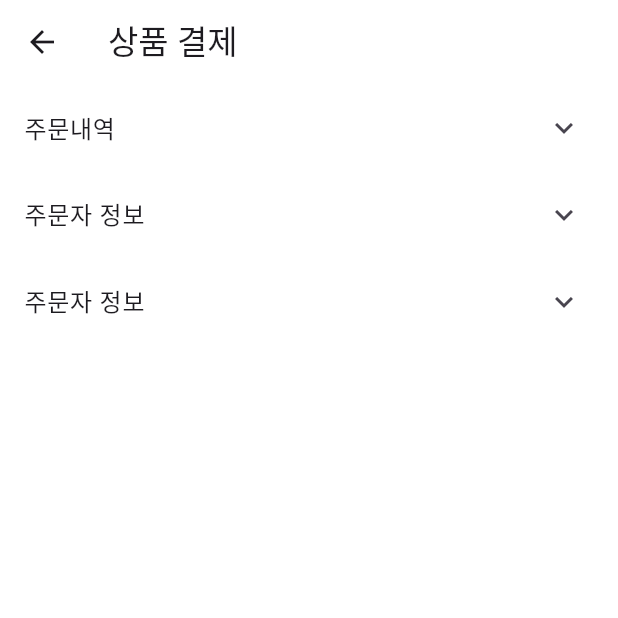
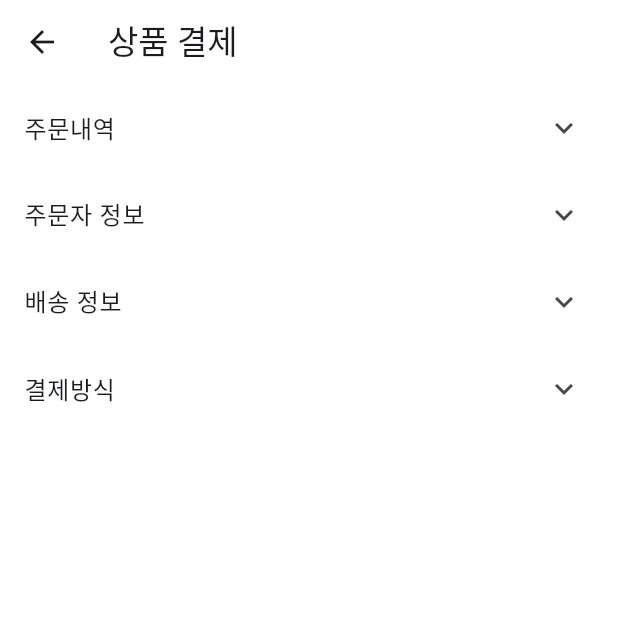
Before and after one commit to LikeLionHGU/2024OutSourcing, a Flutter app: the OrderPage screen opened by its route, on a phone screen of 412 x 824 dp, the top half of it. Run offline on Flutter 3.47's test engine with Material 3 defaults, Android fonts, the phone set to English and light mode, and no system bars; our stand-ins replace cloud_firestore, firebase_auth, firebase_core; missing offline and left inert: kpostal, remedi_kopo; accounts and stored records are empty; network calls fail; Roboto replaces fonts that are missing (AppleSD).

Commit message:
style: 주문 화면 페이지 작업

```diff
--- /dev/null
+++ b/flutter_application/lib/Kakao.dart
@@ -0,0 +1,48 @@
+import 'package:flutter/material.dart';
+import 'package:http/http.dart' as http;
+import 'dart:convert';
+
+class KakaoPayTest extends StatefulWidget {
+  @override
+  _KakaoPayTestState createState() => _KakaoPayTestState();
+}
+
+class _KakaoPayTestState extends State<KakaoPayTest> {
+  // 서버 결제 준비 요청 함수
+  Future<void> startKakaoPay() async {
+    final response = await http.post(
+      Uri.parse('YOUR_SERVER_ENDPOINT'), // 여러분의 서버 엔드포인트로 교체해야 합니다.
+      headers: <String, String>{
+        'Content-Type': 'application/json; charset=UTF-8',
+      },
+      body: jsonEncode(<String, String>{
+        // 필요한 파라미터를 서버에 맞게 구성하세요.
+      }),
+    );
+
+    if (response.statusCode == 200) {
+      // 서버로부터 응답을 정상적으로 받았을 때의 처리를 구현하세요.
+      // 예를 들어, 결제 페이지 URL로 WebView를 열 수 있습니다.
+    } else {
+      // 요청 실패 시 처리
+      throw Exception('Failed to load payment data');
+    }
+  }
+
+  @override
+  Widget build(BuildContext context) {
+    return Scaffold(
+      appBar: AppBar(
+        title: Text('KakaoPay Test'),
+      ),
+      body: Center(
+        child: ElevatedButton(
+          onPressed: () {
+            startKakaoPay();
+          },
+          child: Text('Start KakaoPay'),
+        ),
+      ),
+    );
+  }
+}
--- a/flutter_application/lib/page/menu/OrderPage.dart
+++ b/flutter_application/lib/page/menu/OrderPage.dart
@@ -9,11 +9,24 @@ import '../../entity/shop/ShopItem.dart';
 class OrderPage extends StatefulWidget {
   @override
   State<StatefulWidget> createState() => OrderPageState();
-
 }
 
-class OrderPageState extends State<OrderPage> {
-  List<ShopItem> items = [ShopItem(name: "닭가슴살 샐러드", price: 7000, count: 2, imageAddress: "https://firebasestorage.googleapis.com/v0/b/onban-e3465.appspot.com/o/og%20image.jpg?alt=media&token=7558374d-8d17-4e0a-a53e-f1459a82c383"), ShopItem(name: "닭가슴살 샐러드", price: 7000, count: 2, imageAddress: "https://firebasestorage.googleapis.com/v0/b/onban-e3465.appspot.com/o/og%20image.jpg?alt=media&token=7558374d-8d17-4e0a-a53e-f1459a82c383")];
+class OrderPageState extends State<OrderPage>
+    with SingleTickerProviderStateMixin {
+  List<ShopItem> items = [
+    ShopItem(
+        name: "닭가슴살 샐러드",
+        price: 7000,
+        count: 2,
+        imageAddress:
+            "https://firebasestorage.googleapis.com/v0/b/onban-e3465.appspot.com/o/og%20image.jpg?alt=media&token=7558374d-8d17-4e0a-a53e-f1459a82c383"),
+    ShopItem(
+        name: "닭가슴살 샐러드",
+        price: 7000,
+        count: 2,
+        imageAddress:
+            "https://firebasestorage.googleapis.com/v0/b/onban-e3465.appspot.com/o/og%20image.jpg?alt=media&token=7558374d-8d17-4e0a-a53e-f1459a82c383")
+  ];
 
   FirebaseFirestore firestore = FirebaseFirestore.instance;
   FirebaseAuth auth = FirebaseAuth.instance;
@@ -21,10 +34,20 @@ class OrderPageState extends State<OrderPage> {
   late User currentUser;
   late Member member;
   late Map<String, dynamic> userData;
+  bool isExpanded = false;
+  String? _selectedOption;
+  final GlobalKey<FormState> _formKey = GlobalKey<FormState>();
+
+  List<String> _options = ['항목 1', '항목 2', '항목 3', '항목 4', '항목 5'];
+  String? dropdownValue = null; // DropdownButton의 현재 선택된 값
+  TextEditingController _textController = TextEditingController();
+  int _selectedIndex = 0; // 현재 선택된 탭의 인덱스
 
   TextEditingController nameController = TextEditingController();
   TextEditingController emailController = TextEditingController();
   TextEditingController phoneController = TextEditingController();
+  TextEditingController addressController = TextEditingController();
+  TextEditingController addressDetailController = TextEditingController();
 
   @override
   void initState() {
@@ -37,7 +60,8 @@ class OrderPageState extends State<OrderPage> {
       String uid = currentUser.uid;
 
       // Firestore에서 해당 UID를 가진 사용자의 정보를 가져옵니다.
-      DocumentReference userRef = FirebaseFirestore.instance.collection('users').doc(uid);
+      DocumentReference userRef =
+          FirebaseFirestore.instance.collection('users').doc(uid);
 
       userRef.get().then((DocumentSnapshot documentSnapshot) {
         if (documentSnapshot.exists) {
@@ -48,6 +72,8 @@ class OrderPageState extends State<OrderPage> {
             nameController.text = member.name;
             emailController.text = member.email;
             phoneController.text = member.phoneNumber;
+            addressController.text = member.address;
+            addressDetailController.text = member.addressDetail;
           });
         } else {
           // 문서가 존재하지 않으면 콘솔에 메시지를 출력합니다.
@@ -68,7 +94,9 @@ class OrderPageState extends State<OrderPage> {
         children: [
           Row(
             children: <Widget>[
-              SizedBox(width: MediaQuery.of(context).size.width * 0.03,),
+              SizedBox(
+                width: MediaQuery.of(context).size.width * 0.03,
+              ),
               Container(
                 width: MediaQuery.of(context).size.width * 0.2,
                 height: MediaQuery.of(context).size.height * 0.1,
@@ -77,38 +105,49 @@ class OrderPageState extends State<OrderPage> {
                     image: DecorationImage(
                         image: NetworkImage(
                             "https://firebasestorage.googleapis.com/v0/b/onban-e3465.appspot.com/o/KakaoTalk_Photo_2024-02-02-20-09-13.jpeg?alt=media&token=d2117df7-112e-4431-be85-155b8d2b8f4a"),
-                        fit: BoxFit.cover
-                    )
+                        fit: BoxFit.cover)),
               ),
-
+              SizedBox(
+                width: MediaQuery.of(context).size.width * 0.04,
               ),
-              SizedBox(width: MediaQuery.of(context).size.width * 0.04,),
               Column(
                 crossAxisAlignment: CrossAxisAlignment.start,
                 children: [
                   Text(shopItem.name),
-                  SizedBox(height: MediaQuery.of(context).size.height * 0.01,),
+                  SizedBox(
+                    height: MediaQuery.of(context).size.height * 0.01,
+                  ),
                   Row(
                     children: [
                       Text('${shopItem.price}원'),
-                      SizedBox(width: MediaQuery.of(context).size.width * 0.01,),
+                      SizedBox(
+                        width: MediaQuery.of(context).size.width * 0.01,
+                      ),
                       Container(
                         height: 15, // 선의 높이
                         width: 1, // 선의 두께
                         color: Colors.black, // 선의 색상
                       ),
-                      SizedBox(width: MediaQuery.of(context).size.width * 0.01,),
+                      SizedBox(
+                        width: MediaQuery.of(context).size.width * 0.01,
+                      ),
                       Text('1개'),
                     ],
                   ),
-                  SizedBox(height: MediaQuery.of(context).size.height * 0.03,),
+                  SizedBox(
+                    height: MediaQuery.of(context).size.height * 0.03,
+                  ),
                 ],
               ),
               Spacer(),
-              SizedBox(width: MediaQuery.of(context).size.width * 0.03,),
+              SizedBox(
+                width: MediaQuery.of(context).size.width * 0.03,
+              ),
             ],
           ),
-          SizedBox(height: MediaQuery.of(context).size.height * 0.02,)
+          SizedBox(
+            height: MediaQuery.of(context).size.height * 0.02,
+          )
         ],
       ),
     );
@@ -120,22 +159,26 @@ class OrderPageState extends State<OrderPage> {
       appBar: AppBar(
         title: Text("상품 결제"),
         backgroundColor: Colors.white,
+        scrolledUnderElevation: 0,
       ),
       backgroundColor: Colors.white,
-      body: Column(
+      body: ListView(
         children: [
           ExpansionTile(
             title: Text('주문내역'),
-            children: items.map(buildShopItem).toList(), // 리스트를 ExpansionTile에 매핑합니다.
+            children:
+                items.map(buildShopItem).toList(), // 리스트를 ExpansionTile에 매핑합니다.
           ),
-          ExpansionTile(
-            title: Text('주문자 정보'),
-            children: [
-              SizedBox(height: MediaQuery.of(context).size.height * 0.01,),
+          ExpansionTile(title: Text('주문자 정보'), children: [
+            SizedBox(
+              height: MediaQuery.of(context).size.height * 0.01,
+            ),
             Container(
               width: MediaQuery.of(context).size.width * 0.9,
+              height: MediaQuery.of(context).size.height * 0.05,
               child: TextField(
-                  style: TextStyle(fontSize: MediaQuery.of(context).size.width * 0.03),
+                style: TextStyle(
+                    fontSize: MediaQuery.of(context).size.width * 0.03),
                 textAlignVertical: TextAlignVertical.center,
                 controller: nameController,
                 cursorColor: Colors.black,
@@ -156,11 +199,15 @@ class OrderPageState extends State<OrderPage> {
                 ),
               ),
             ),
-              SizedBox(height: MediaQuery.of(context).size.height * 0.01,),
+            SizedBox(
+              height: MediaQuery.of(context).size.height * 0.02,
+            ),
             Container(
               width: MediaQuery.of(context).size.width * 0.9,
+              height: MediaQuery.of(context).size.height * 0.05,
               child: TextField(
-                  style: TextStyle(fontSize: MediaQuery.of(context).size.width * 0.03),
+                style: TextStyle(
+                    fontSize: MediaQuery.of(context).size.width * 0.03),
                 textAlignVertical: TextAlignVertical.center,
                 controller: emailController,
                 cursorColor: Colors.black,
@@ -181,11 +228,15 @@ class OrderPageState extends State<OrderPage> {
                 ),
               ),
             ),
-              SizedBox(height: MediaQuery.of(context).size.height * 0.01,),
+            SizedBox(
+              height: MediaQuery.of(context).size.height * 0.02,
+            ),
             Container(
               width: MediaQuery.of(context).size.width * 0.9,
+              height: MediaQuery.of(context).size.height * 0.05,
               child: TextField(
-                  style: TextStyle(fontSize: MediaQuery.of(context).size.width * 0.03),
+                style: TextStyle(
+                    fontSize: MediaQuery.of(context).size.width * 0.03),
                 textAlignVertical: TextAlignVertical.center,
                 controller: phoneController,
                 cursorColor: Colors.black,
@@ -206,19 +257,22 @@ class OrderPageState extends State<OrderPage> {
                 ),
               ),
             ),
-              SizedBox(height: MediaQuery.of(context).size.height * 0.02,),
-            ]
+            SizedBox(
+              height: MediaQuery.of(context).size.height * 0.02,
             ),
-          ExpansionTile(
-              title: Text('주문자 정보'),
-              children: [
-                SizedBox(height: MediaQuery.of(context).size.height * 0.01,),
+          ]),
+          ExpansionTile(title: Text('배송 정보'), children: [
+            SizedBox(
+              height: MediaQuery.of(context).size.height * 0.01,
+            ),
             Container(
               width: MediaQuery.of(context).size.width * 0.9,
+              height: MediaQuery.of(context).size.height * 0.05,
               child: TextField(
-                    style: TextStyle(fontSize: MediaQuery.of(context).size.width * 0.03),
+                style: TextStyle(
+                    fontSize: MediaQuery.of(context).size.width * 0.03),
                 textAlignVertical: TextAlignVertical.center,
-                    controller: nameController,
+                controller: addressController,
                 cursorColor: Colors.black,
                 readOnly: true,
                 decoration: InputDecoration(
@@ -226,24 +280,28 @@ class OrderPageState extends State<OrderPage> {
                     // 포커스가 맞춰졌을 때의 테두리 색상을 설정
                     borderSide: BorderSide(color: Colors.black),
                   ),
-                      labelText: '이름',
+                  labelText: '주소',
                   labelStyle: TextStyle(
                       color: Colors.black,
                       fontSize: MediaQuery.of(context).size.width * 0.03),
-                      hintText: '이름을 입력해주세요.',
+                  hintText: "주소를 입력해주세요",
                   hintStyle: TextStyle(
                       fontSize: MediaQuery.of(context).size.width * 0.025),
                   border: OutlineInputBorder(),
                 ),
               ),
             ),
-                SizedBox(height: MediaQuery.of(context).size.height * 0.01,),
+            SizedBox(
+              height: MediaQuery.of(context).size.height * 0.02,
+            ),
             Container(
               width: MediaQuery.of(context).size.width * 0.9,
+              height: MediaQuery.of(context).size.height * 0.05,
               child: TextField(
-                    style: TextStyle(fontSize: MediaQuery.of(context).size.width * 0.03),
+                style: TextStyle(
+                    fontSize: MediaQuery.of(context).size.width * 0.03),
                 textAlignVertical: TextAlignVertical.center,
-                    controller: emailController,
+                controller: addressDetailController,
                 cursorColor: Colors.black,
                 readOnly: true,
                 decoration: InputDecoration(
@@ -251,48 +309,64 @@ class OrderPageState extends State<OrderPage> {
                     // 포커스가 맞춰졌을 때의 테두리 색상을 설정
                     borderSide: BorderSide(color: Colors.black),
                   ),
-                      labelText: '이메일',
+                  labelText: '상세 주소',
                   labelStyle: TextStyle(
                       color: Colors.black,
                       fontSize: MediaQuery.of(context).size.width * 0.03),
-                      hintText: '이메일을 입력해주세요.',
+                  hintText: "상세 주소를 입력해주세요",
                   hintStyle: TextStyle(
                       fontSize: MediaQuery.of(context).size.width * 0.025),
                   border: OutlineInputBorder(),
                 ),
               ),
             ),
-                SizedBox(height: MediaQuery.of(context).size.height * 0.01,),
+            SizedBox(
+              height: MediaQuery.of(context).size.height * 0.02,
+            ),
             Container(
                 width: MediaQuery.of(context).size.width * 0.9,
-                  child: TextField(
-                    style: TextStyle(fontSize: MediaQuery.of(context).size.width * 0.03),
-                    textAlignVertical: TextAlignVertical.center,
-                    controller: phoneController,
-                    cursorColor: Colors.black,
-                    readOnly: true,
+                height: MediaQuery.of(context).size.height * 0.05,
+                child: InputDecorator(
                   decoration: InputDecoration(
-                      focusedBorder: OutlineInputBorder(
-                        // 포커스가 맞춰졌을 때의 테두리 색상을 설정
-                        borderSide: BorderSide(color: Colors.black),
+                    filled: true,
+                    fillColor: Colors.white,
+
+                    border: OutlineInputBorder(), // 테두리를 추가합니다.
+                    contentPadding: EdgeInsets.symmetric(horizontal: 10, vertical: 5), // 내부 패딩을 추가합니다.
+                    // 여기에 추가적인 꾸밈 속성을 정의할 수 있습니다.
                   ),
-                      labelText: '휴대폰 번호',
-                      labelStyle: TextStyle(
-                          color: Colors.black,
-                          fontSize: MediaQuery.of(context).size.width * 0.03),
-                      hintText: "'-' 제외하고 입력해주세요",
-                      hintStyle: TextStyle(
-                          fontSize: MediaQuery.of(context).size.width * 0.025),
-                      border: OutlineInputBorder(),
+                  child: DropdownButtonHideUnderline(
+                    child: DropdownButton<String>(
+                      value: dropdownValue,
+                      isExpanded: true,
+                      hint: Text("요청사항을 선택해주세요"),
+                      onChanged: (String? newValue) {
+                        setState(() {
+                          dropdownValue = newValue!;
+                        });
+                      },
+                      items: <String>['요청사항 없음', '벨 누르지 말고 문 앞에 놓아주세요', '벨 누르고 문 앞에 놓아주세요', '비대면으로 받고싶어요']
+                          .map<DropdownMenuItem<String>>((String value) {
+                        return DropdownMenuItem<String>(
+                          value: value,
+                          child: Text(value, style: TextStyle(fontSize: MediaQuery.of(context).size.width * 0.03),),
+                        );
+                      }).toList(),
                     ),
                   ),
                 ),
-                SizedBox(height: MediaQuery.of(context).size.height * 0.02,),
-              ]
+              ),
+            SizedBox(
+              height: MediaQuery.of(context).size.height * 0.02,
+            ),
+          ]),
+          ExpansionTile(
+            title: Text('결제방식'),
+            children:
+            items.map(buildShopItem).toList(), // 리스트를 ExpansionTile에 매핑합니다.
           ),
         ],
       ),
     );
   }
-
 }
```
Lines whose indentation alone changed are shown as unchanged.
